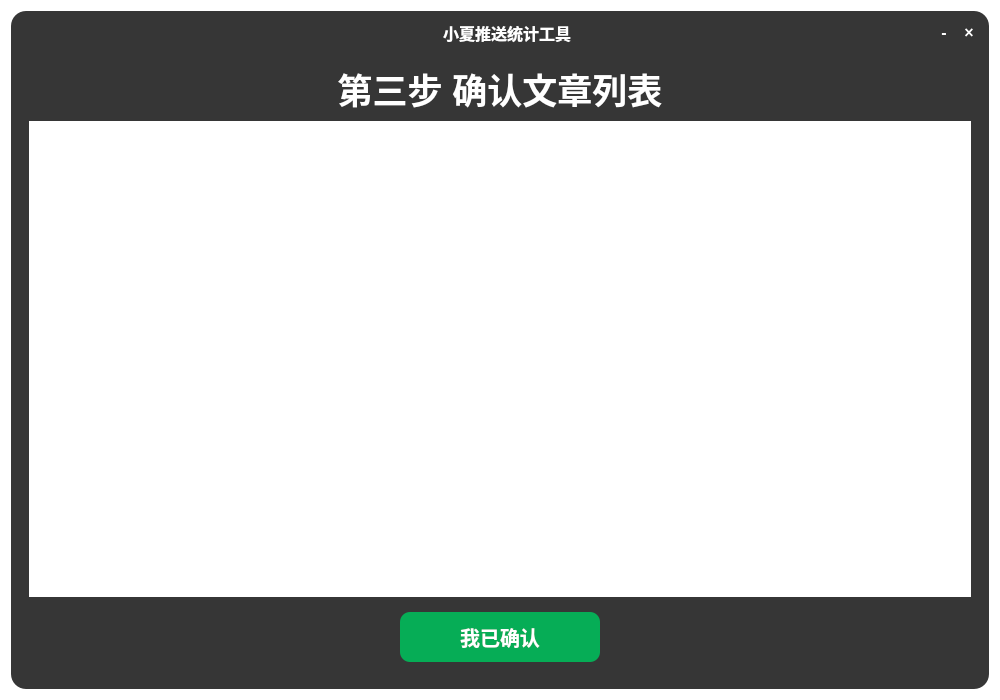
Old version of the form ui/ui_design/main_win.ui in the repository Epochmaking/xiaoxia_contribution_statistic_tool.
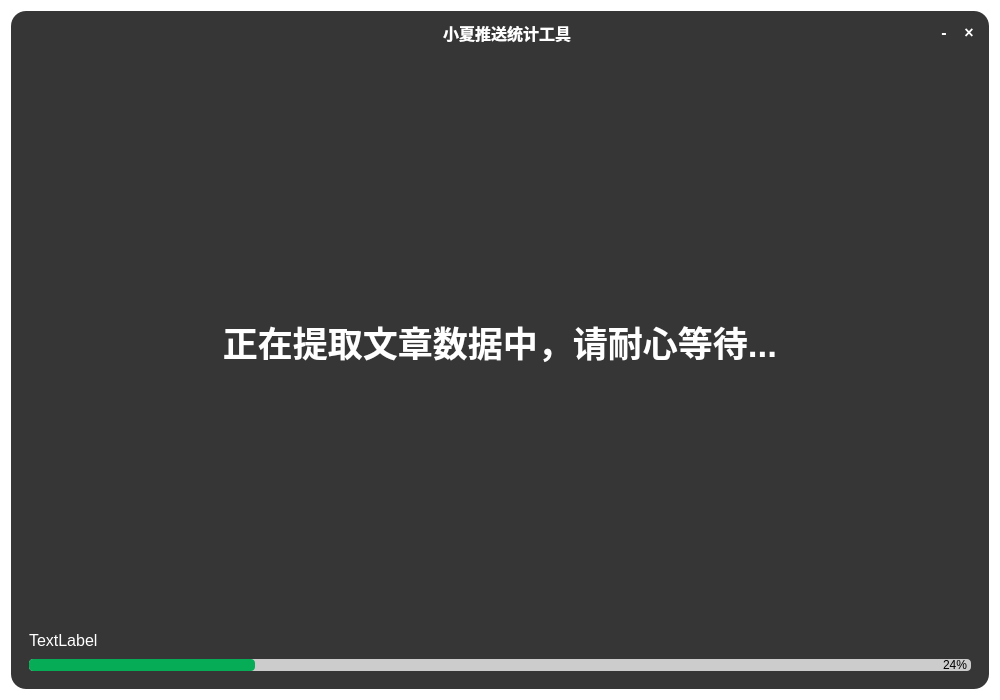
New version of the form. The open tabs and pages were chosen to show the change. Icons and pictures are not drawn.

What changed in the file:
```diff
--- a/ui/ui_design/main_win.ui
+++ b/ui/ui_design/main_win.ui
@@ -1385,6 +1385,87 @@
             </layout>
            </widget>
            <widget class="QWidget" name="page_3">
+            <layout class="QVBoxLayout" name="verticalLayout_9">
+             <item>
+              <widget class="QLabel" name="label_6">
+               <property name="text">
+                <string>&lt;html&gt;&lt;head/&gt;&lt;body&gt;&lt;p align=&quot;center&quot;&gt;&lt;span style=&quot; font-size:26pt; font-weight:700; color:#ffffff;&quot;&gt;正在提取文章数据中，请耐心等待...&lt;/span&gt;&lt;/p&gt;&lt;/body&gt;&lt;/html&gt;</string>
+               </property>
+               <property name="textFormat">
+                <enum>Qt::TextFormat::MarkdownText</enum>
+               </property>
+              </widget>
+             </item>
+             <item>
+              <widget class="QLabel" name="label_7">
+               <property name="maximumSize">
+                <size>
+                 <width>16777215</width>
+                 <height>25</height>
+                </size>
+               </property>
+               <property name="font">
+                <font>
+                 <pointsize>12</pointsize>
+                </font>
+               </property>
+               <property name="styleSheet">
+                <string notr="true">color: rgb(255, 255, 255)</string>
+               </property>
+               <property name="text">
+                <string>TextLabel</string>
+               </property>
+              </widget>
+             </item>
+             <item>
+              <widget class="QProgressBar" name="progressBar">
+               <property name="maximumSize">
+                <size>
+                 <width>16777215</width>
+                 <height>12</height>
+                </size>
+               </property>
+               <property name="styleSheet">
+                <string notr="true">QProgressBar {
+    /* 整体进度条背景（未填充区域） */
+    background-color: #cccccc;
+    border-radius: 4px;    /* 圆角 */
+    height: 6px;          /* 进度条高度 */
+    text-align: right;    /* 文字居中 */
+}
+
+/* 进度填充区域 */
+QProgressBar::chunk {
+    background-color: rgb(6, 173, 86);
+    border-radius: 4px;
+}
+
+/* 进度文字颜色 */
+QProgressBar::text {
+    color: #ffffff;
+    font-size: 8px;
+}</string>
+               </property>
+               <property name="value">
+                <number>24</number>
+               </property>
+               <property name="textVisible">
+                <bool>true</bool>
+               </property>
+               <property name="invertedAppearance">
+                <bool>false</bool>
+               </property>
+               <property name="textDirection">
+                <enum>QProgressBar::Direction::TopToBottom</enum>
+               </property>
+               <property name="format">
+                <string>%p% </string>
+               </property>
+              </widget>
+             </item>
+            </layout>
+           </widget>
+           <widget class="QWidget" name="page_4">
             <layout class="QVBoxLayout" name="verticalLayout_5">
              <item>
               <widget class="QLabel" name="label_3">
```
Left out of the diff: 2 changed lines with no effect on the pictures.
